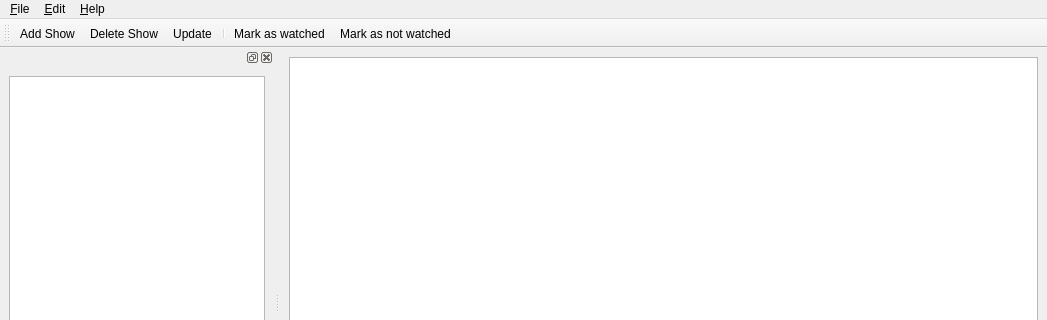
First picture: the form in src/mainwindow.ui, repository ThomasBrixLarsen/serieswatcher, before the edit; both pictures show x 0 to 1047 and y 0 to 320 of the 1047 by 578 pixel window.
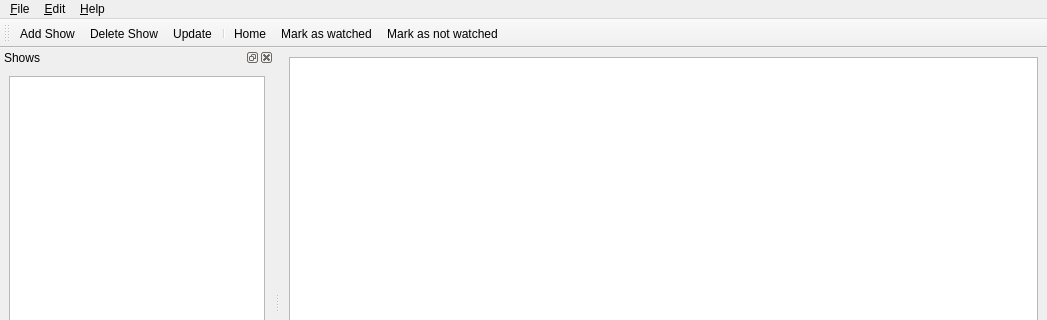
Second picture: the form after the edit. Icons and pictures are not drawn. Custom widgets are drawn as their Qt base class.

Diff of the .ui file:
```diff
--- a/src/mainwindow.ui
+++ b/src/mainwindow.ui
@@ -79,10 +79,14 @@
    <addaction name="deleteShowAction"/>
    <addaction name="updateShowAction"/>
    <addaction name="separator"/>
+   <addaction name="homeAction"/>
    <addaction name="markWatchedAction"/>
    <addaction name="markNotWatchedAction"/>
   </widget>
   <widget class="QDockWidget" name="treeDock">
+   <property name="windowTitle">
+    <string>Shows</string>
+   </property>
    <attribute name="dockWidgetArea">
     <number>1</number>
    </attribute>
@@ -177,6 +181,11 @@
     <string>Mark as not watched</string>
    </property>
   </action>
+  <action name="homeAction">
+   <property name="text">
+    <string>Home</string>
+   </property>
+  </action>
  </widget>
  <customwidgets>
   <customwidget>
```
Left out of the diff: 6 changed lines with no effect on the pictures.
